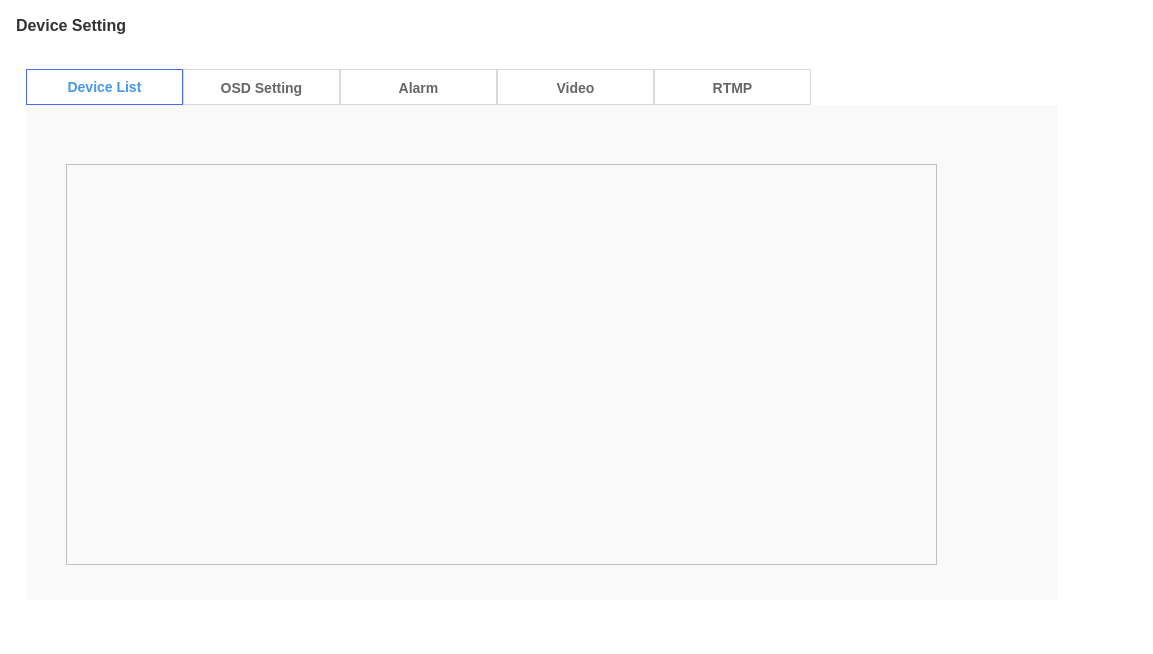
The window that nvrConfig/devicesetting.ui (xiaoxiaodx/NVRPRO) describes before a commit, drawn with Qt 5.
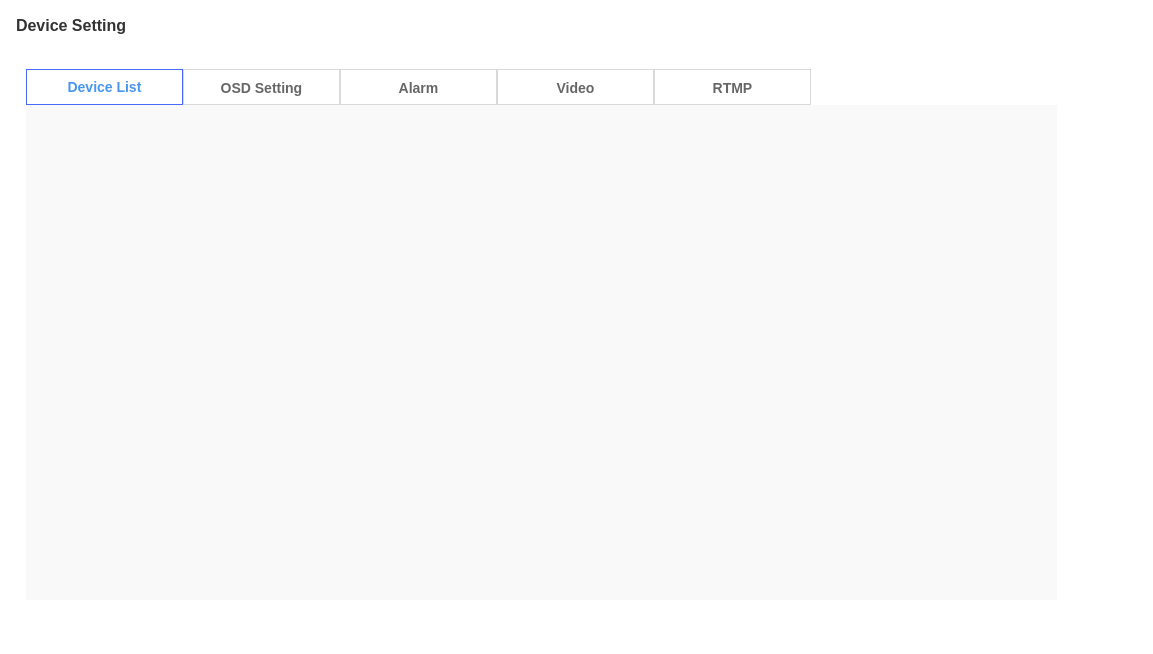
The same window after the commit. Icons and pictures are not drawn.

Patch:
```diff
--- a/nvrConfig/devicesetting.ui
+++ b/nvrConfig/devicesetting.ui
@@ -126,7 +126,32 @@
        <enum>Qt::NoFocus</enum>
       </property>
       <property name="styleSheet">
-       <string notr="true"/>
+       <string notr="true">QTableWidget                 
+{
+    background-color:#F9F9F9;            
+    border:none;                   
+    font-size:12px;                
+    color:#333333;   
+	selection-background-color:#F1F4FF
+}
+
+QTableWidget::item::selected      // 每个单元格被选中状态
+{
+    color:#333333;        
+	background-color:#F1F4FF;                        
+}
+
+QScrollBar{
+background:transparent; width: 10px;}
+QScrollBar::handle{
+background:lightgray; border:2px solid transparent; border-radius:5px;}
+ QScrollBar::handle:hover{
+background:gray;}
+
+QScrollBar::sub-line{
+background:transparent;
+}
+ QScrollBar::add-line{background:transparent;}</string>
       </property>
      </widget>
     </widget>
```
